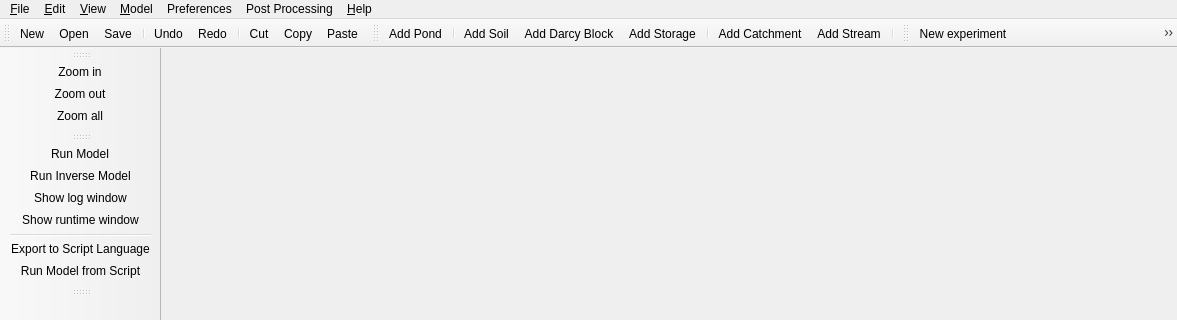
Qt form GUI/mainwindowGIFMod.ui (ArashMassoudieh/GIFMod) before a commit; both pictures show x 0 to 1177 and y 0 to 320 of the 1177 by 791 pixel window.
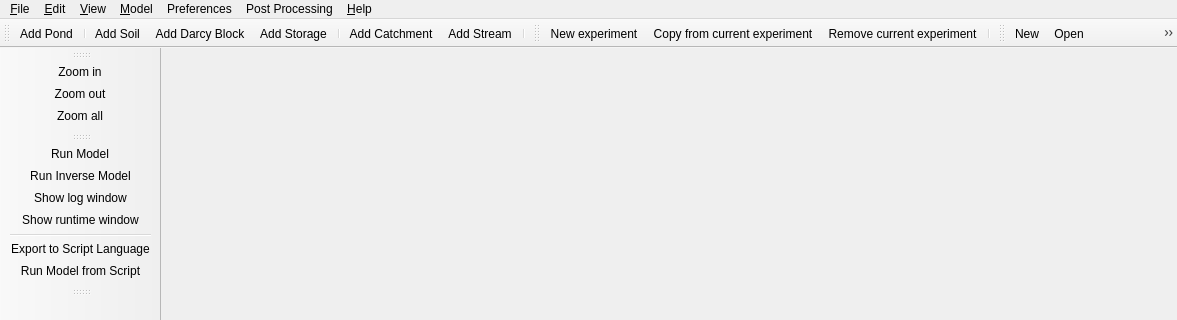
The same form after that commit. Icons and pictures are not drawn.

Diff of the .ui file:
```diff
--- a/GUI/mainwindowGIFMod.ui
+++ b/GUI/mainwindowGIFMod.ui
@@ -188,30 +188,6 @@
    <addaction name="menuPost_Processing"/>
    <addaction name="menu_Help"/>
   </widget>
-  <widget class="QToolBar" name="mainToolBar">
-   <property name="mouseTracking">
-    <bool>true</bool>
-   </property>
-   <property name="windowOpacity">
-    <double>1.000000000000000</double>
-   </property>
-   <attribute name="toolBarArea">
-    <enum>TopToolBarArea</enum>
-   </attribute>
-   <attribute name="toolBarBreak">
-    <bool>false</bool>
-   </attribute>
-   <addaction name="action_New"/>
-   <addaction name="action_Open"/>
-   <addaction name="action_Save"/>
-   <addaction name="separator"/>
-   <addaction name="action_Undo"/>
-   <addaction name="action_Redo"/>
-   <addaction name="separator"/>
-   <addaction name="action_Cut"/>
-   <addaction name="action_Copy"/>
-   <addaction name="action_Paste"/>
-  </widget>
   <widget class="QStatusBar" name="statusBar"/>
   <widget class="QToolBar" name="toolBar">
    <property name="windowTitle">
@@ -294,6 +270,31 @@
     <bool>false</bool>
    </attribute>
   </widget>
+  <widget class="QToolBar" name="mainToolBar">
+   <property name="mouseTracking">
+    <bool>true</bool>
+   </property>
+   <property name="windowOpacity">
+    <double>1.000000000000000</double>
+   </property>
+   <attribute name="toolBarArea">
+    <enum>TopToolBarArea</enum>
+   </attribute>
+   <attribute name="toolBarBreak">
+    <bool>false</bool>
+   </attribute>
+   <addaction name="action_New"/>
+   <addaction name="action_Open"/>
+   <addaction name="actionNew_from_template"/>
+   <addaction name="action_Save"/>
+   <addaction name="separator"/>
+   <addaction name="action_Undo"/>
+   <addaction name="action_Redo"/>
+   <addaction name="separator"/>
+   <addaction name="action_Cut"/>
+   <addaction name="action_Copy"/>
+   <addaction name="action_Paste"/>
+  </widget>
   <action name="action_New">
    <property name="icon">
     <iconset>
```
Left out of the diff: 2 changed lines with no effect on the pictures.
